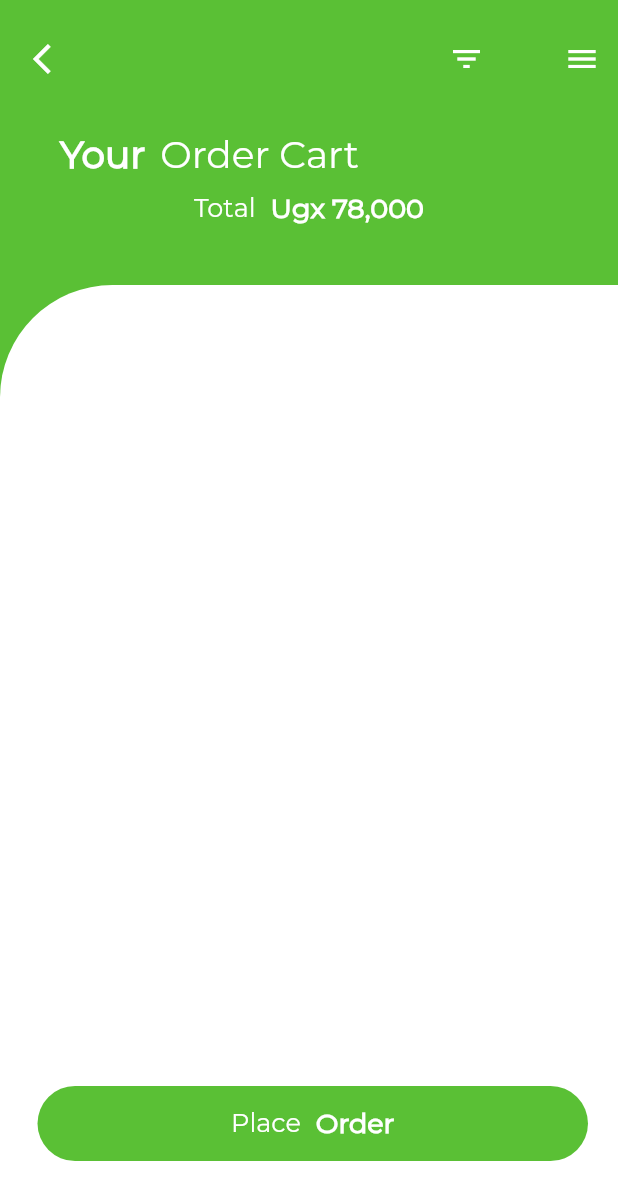
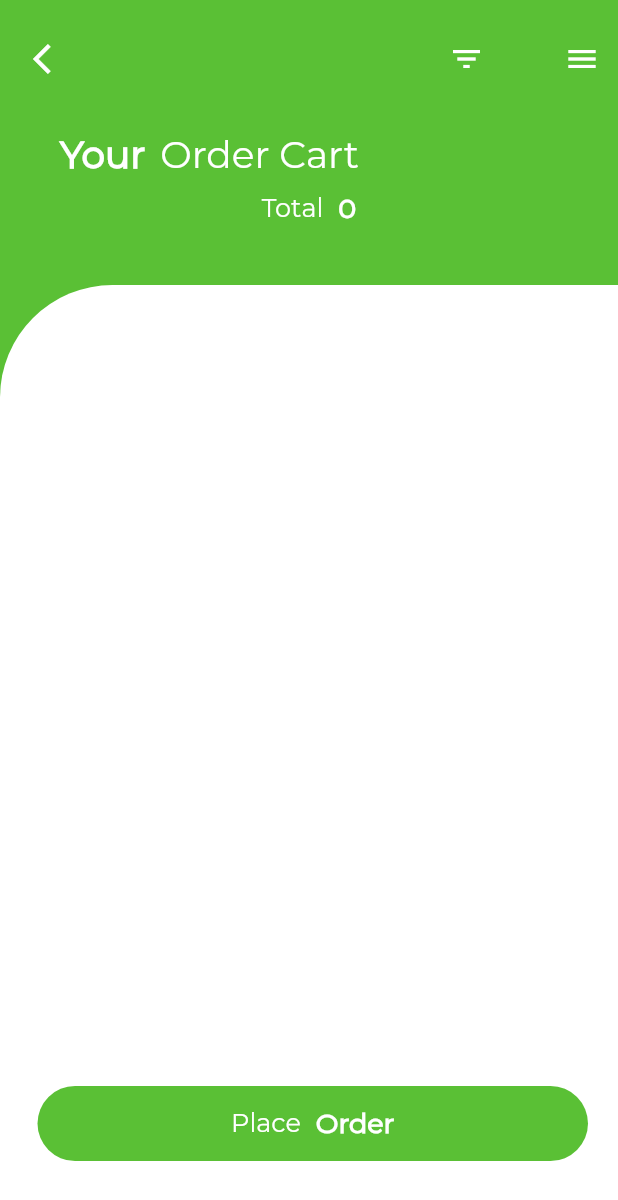
Before and after one commit to patrickhamzaokello/OfficialZodongoFoods, a Flutter app: the Cart screen opened directly with empty values, on a phone screen of 412 x 824 dp. Shown: the top 1200 px of the screen. Run offline on Flutter 3.47's test engine with Material 2 defaults, Android fonts, the phone set to English and light mode, and no system bars; missing offline and left inert: keyboard_visibility; project files that could hold a hidden picture were left out.

```diff
--- a/lib/mycart.dart
+++ b/lib/mycart.dart
@@ -4,16 +4,18 @@ import 'detailPage.dart';
 
 class Cart extends StatefulWidget {
   final List<Food> _cart;
+  final int bill;
 
-  Cart(this._cart);
+  Cart(this._cart, this.bill);
 
   @override
-  _CartState createState() => _CartState(this._cart);
+  _CartState createState() => _CartState(this._cart, this.bill);
 }
 
 class _CartState extends State<Cart> {
-  _CartState(this._cart);
+  _CartState(this._cart, this.bill);
   List<Food> _cart;
+  int bill;
 
   @override
   Widget build(BuildContext context) {
@@ -88,7 +90,7 @@ class _CartState extends State<Cart> {
                 ),
                 SizedBox(width: 10.0),
                 Text(
-                  'Ugx 78,000',
+                  bill.toString(),
                   style: TextStyle(
                       fontFamily: 'Montserrat',
                       fontSize: 18.0,
@@ -234,6 +236,7 @@ class _CartState extends State<Cart> {
                         _cart.remove(item);
                         // totalprice.remove(totalpsrice);
                         // print("total $totalprice");
+                        bill = bill - (int.parse(item.price));
                       });
                     })
               ],
```
Also changed, not shown: lib/Browse.dart (+17 -9 lines).
